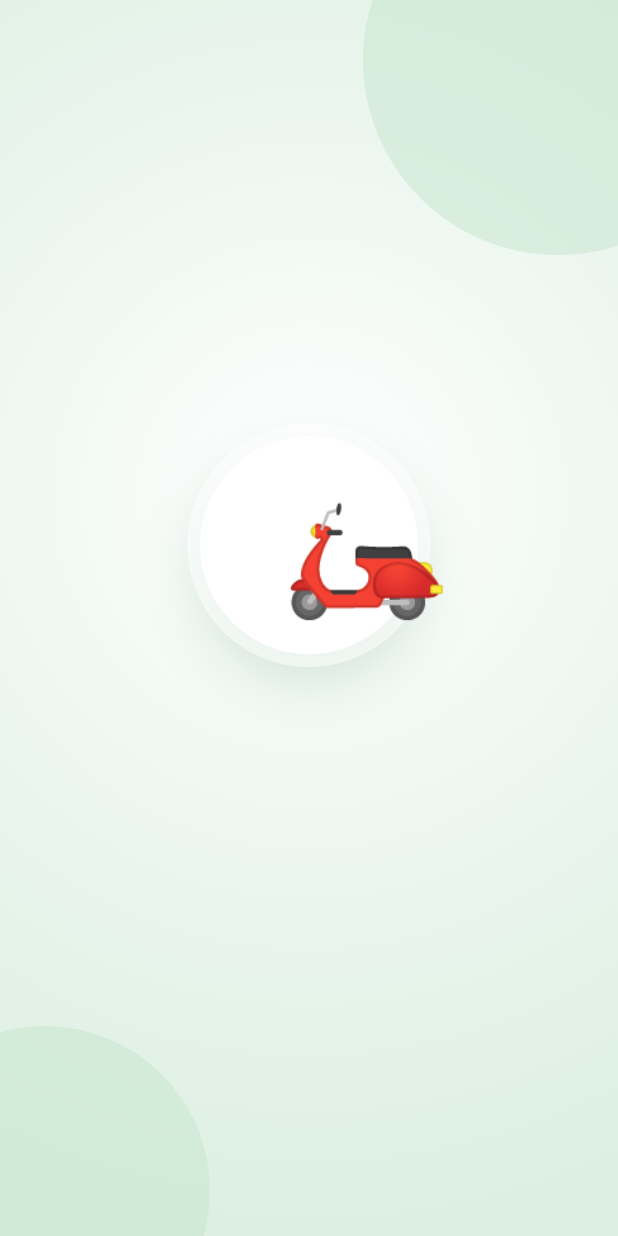
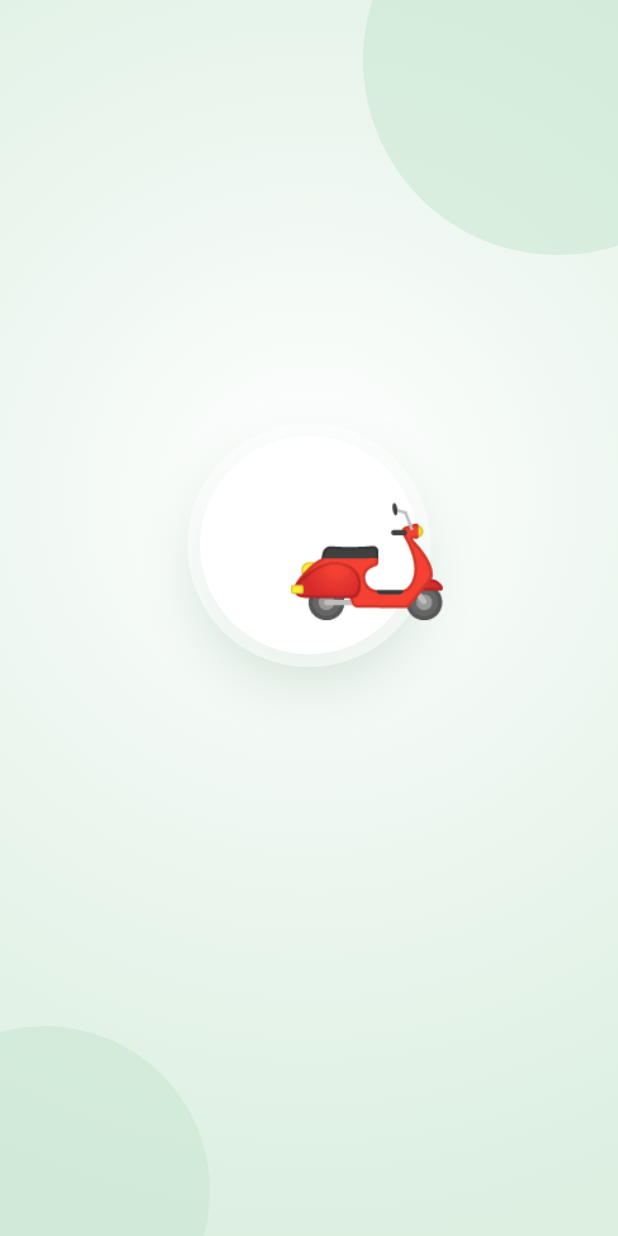
Before and after one commit to thirumalaiyogi-dotcom/chittai-app, a Flutter app: the first screen one second after launch, on a phone screen of 412 x 824 dp. Run offline on Flutter 3.47's test engine with Material 3 defaults, Android fonts, the phone set to English and light mode, and no system bars; our stand-ins replace audioplayers, cached_network_image, connectivity_plus, firebase_core, firebase_messaging, flutter_map and 6 more; accounts and stored records are empty; network calls fail.

Commit message:
Splash: mirror scooter emoji so it faces right (matches web SVG)
Co-Authored-By: Claude Sonnet 5.5 <noreply@anthropic.com>
Claude-Session: https://claude.ai/code/session_013bFooV4NbFYtGjFxvE6vgd

```diff
--- a/lib/main.dart
+++ b/lib/main.dart
@@ -187,7 +187,12 @@ class _BootState extends State<Boot> with TickerProviderStateMixin {
                           ),
                           Transform.translate(
                             offset: Offset(-w * 1.2 * (1 - ride) + w * 1.3 * off, -bob),
-                            child: const Text('🛵', style: TextStyle(fontSize: 92)),
+                            // 🛵 emoji இடது பக்கம் பார்க்கிறது; வலது பக்கம் ஓடுவதால் கண்ணாடி போல திருப்பு (web SVG போல)
+                            child: Transform(
+                              alignment: Alignment.center,
+                              transform: Matrix4.diagonal3Values(-1, 1, 1),
+                              child: const Text('🛵', style: TextStyle(fontSize: 92)),
+                            ),
                           ),
                         ]),
                       ),
```
